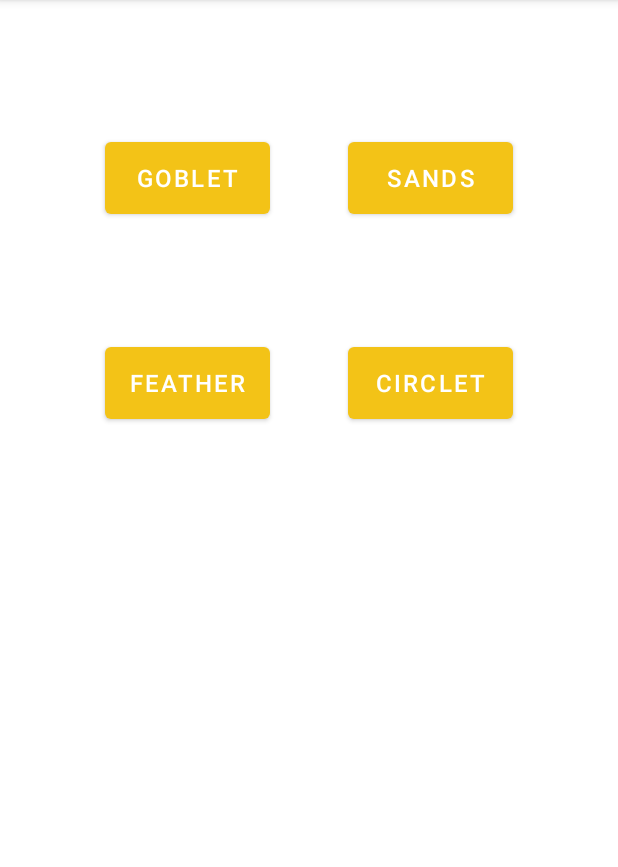
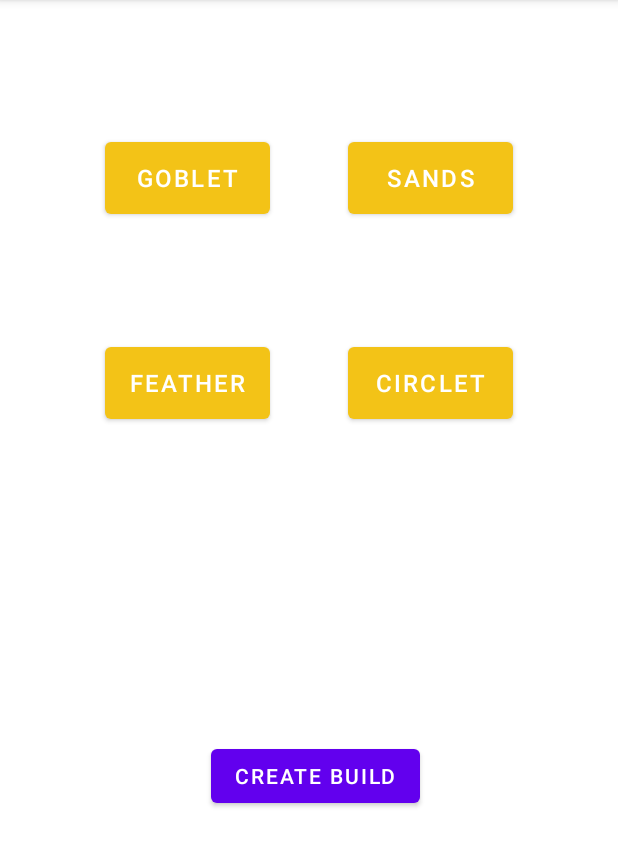
Before and after one commit to c-edh/gacha-helper, an Android app: the test_build screen opened directly, with no data from a screen before it, on a phone screen of 412 x 824 dp, the part 84-951 px from its top. Run offline under Robolectric (Android 15) with nearby library versions, the phone set to English and light mode, and no system bars; our stand-ins replace Firebase (no records; nobody signed in at launch, a user with empty details on screens opened directly).

Commit message:
Added button Create User Build, this button will pass the data to firebase, also comment the code so its more readable

```diff
--- a/app/src/main/res/layout/activity_test_build.xml
+++ b/app/src/main/res/layout/activity_test_build.xml
@@ -96,4 +96,18 @@
         android:layout_marginEnd="145dp"
         app:layout_constraintEnd_toEndOf="parent"
         app:layout_constraintTop_toBottomOf="@+id/flowerButton" />
+
+    <Button
+        android:id="@+id/createUserBuildButton"
+        android:layout_width="wrap_content"
+        android:layout_height="wrap_content"
+        android:layout_marginStart="140dp"
+        android:layout_marginTop="191dp"
+        android:layout_marginEnd="131dp"
+        android:text="Create Build"
+        app:layout_constraintEnd_toEndOf="parent"
+        app:layout_constraintStart_toStartOf="parent"
+        app:layout_constraintTop_toBottomOf="@+id/flowerButton"
+        android:onClick="createUserBuildButtonPressed"
+        />
 </androidx.constraintlayout.widget.ConstraintLayout>
```
Also changed, not shown: app/src/main/java/edu/csustan/cs3810/gacha_helper/test_build.java (+40 -36 lines).
